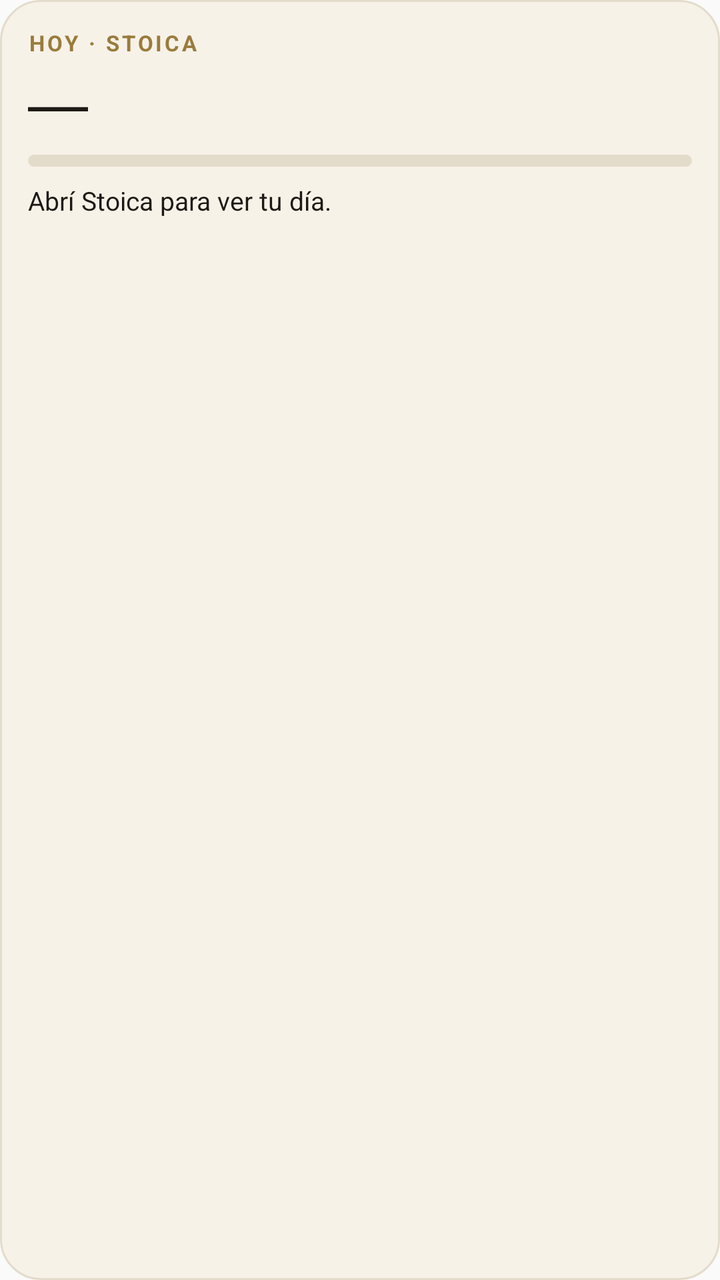
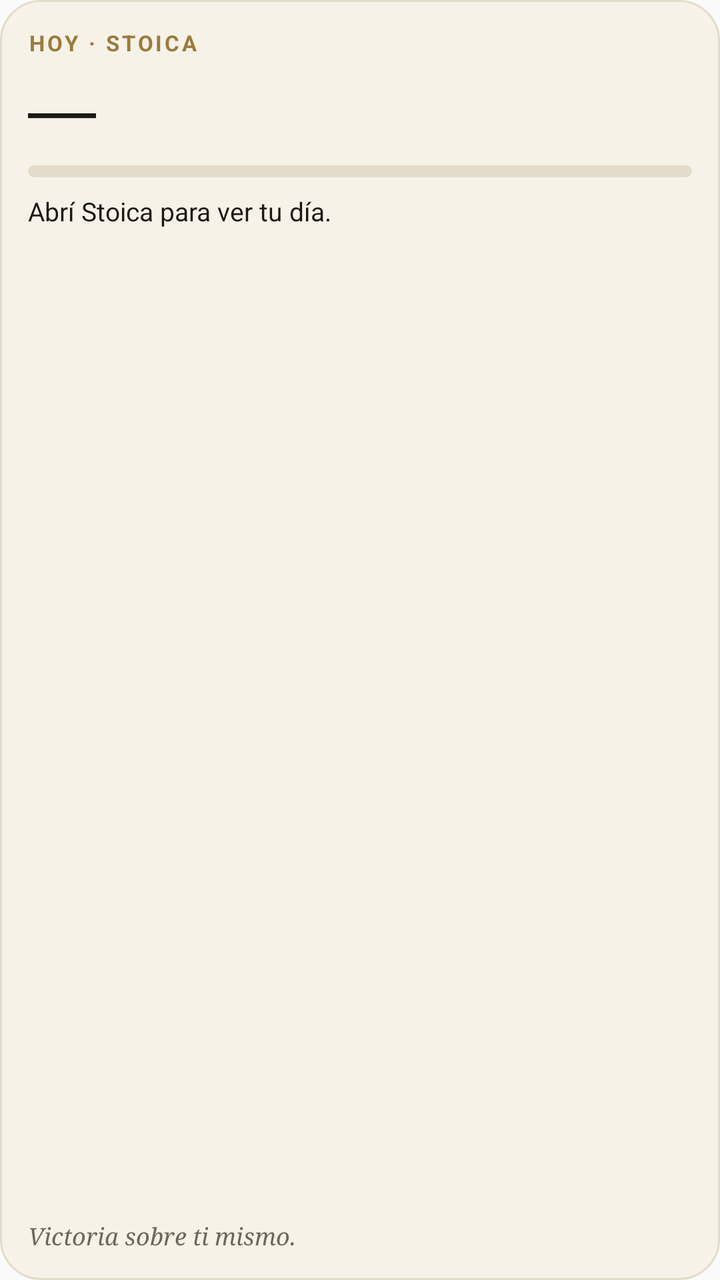

Before-and-after screenshots of an Android layout around one commit, followed by the original layout XML and the change that was made.
<!-- AndroidManifest.xml: application theme AppTheme -->
<!-- res/layout/widget_hoy.xml -->
<?xml version="1.0" encoding="utf-8"?>
<LinearLayout xmlns:android="http://schemas.android.com/apk/res/android"
    android:id="@+id/widget_raiz"
    android:layout_width="match_parent"
    android:layout_height="match_parent"
    android:background="@drawable/widget_fondo"
    android:orientation="vertical"
    android:padding="14dp">

    <TextView
        android:id="@+id/w_titulo"
        android:layout_width="wrap_content"
        android:layout_height="wrap_content"
        android:letterSpacing="0.12"
        android:text="@string/widget_titulo"
        android:textColor="@color/widget_dorado"
        android:textSize="11sp"
        android:textStyle="bold" />

    <LinearLayout
        android:layout_width="match_parent"
        android:layout_height="wrap_content"
        android:layout_marginTop="2dp"
        android:gravity="bottom"
        android:orientation="horizontal">

        <TextView
            android:id="@+id/w_numero"
            android:layout_width="wrap_content"
            android:layout_height="wrap_content"
            android:fontFamily="serif"
            android:text="—"
            android:textColor="@color/widget_texto"
            android:textSize="30sp"
            android:textStyle="bold" />

        <TextView
            android:id="@+id/w_detalle"
            android:layout_width="wrap_content"
            android:layout_height="wrap_content"
            android:layout_marginStart="6dp"
            android:layout_marginBottom="5dp"
            android:textColor="@color/widget_suave"
            android:textSize="13sp" />
    </LinearLayout>

    <ProgressBar
        android:id="@+id/w_barra"
        style="?android:attr/progressBarStyleHorizontal"
        android:layout_width="match_parent"
        android:layout_height="6dp"
        android:layout_marginTop="6dp"
        android:max="100"
        android:progress="0"
        android:progressDrawable="@drawable/widget_barra" />

    <TextView
        android:id="@+id/w_texto"
        android:layout_width="match_parent"
        android:layout_height="wrap_content"
        android:layout_marginTop="8dp"
        android:ellipsize="end"
        android:maxLines="3"
        android:text="@string/widget_abrir"
        android:textColor="@color/widget_texto"
        android:textSize="13sp" />
</LinearLayout>
<!-- resources referenced by this layout -->
<resources>
  <color name="widget_dorado">#9A7B3C</color>
  <color name="widget_suave">#6E6656</color>
  <color name="widget_texto">#1C1A15</color>
  <!-- drawable widget_barra (drawable) -->
  <?xml version="1.0" encoding="utf-8"?>
  <layer-list xmlns:android="http://schemas.android.com/apk/res/android">
      <item android:id="@android:id/background">
          <shape>
              <corners android:radius="3dp" />
              <solid android:color="@color/widget_borde" />
          </shape>
      </item>
      <item android:id="@android:id/progress">
          <clip>
              <shape>
                  <corners android:radius="3dp" />
                  <solid android:color="@color/widget_verde" />
              </shape>
          </clip>
      </item>
  </layer-list>
  <!-- drawable widget_fondo (drawable) -->
  <?xml version="1.0" encoding="utf-8"?>
  <shape xmlns:android="http://schemas.android.com/apk/res/android" android:shape="rectangle">
      <solid android:color="@color/widget_fondo" />
      <corners android:radius="20dp" />
      <stroke android:width="1dp" android:color="@color/widget_borde" />
  </shape>
  <string name="widget_abrir">Abrí Stoica para ver tu día.</string>
  <string name="widget_titulo">HOY · STOICA</string>
  <style name="AppTheme" parent="Theme.AppCompat.Light.DarkActionBar">
          
          <item name="colorPrimary">@color/colorPrimary</item>
          <item name="colorPrimaryDark">@color/colorPrimaryDark</item>
          <item name="colorAccent">@color/colorAccent</item>
      </style>
  <color name="widget_borde">#E4DCCB</color>
  <color name="widget_verde">#4E7A3F</color>
  <color name="widget_fondo">#F7F2E8</color>
</resources>

<!-- the commit's change to res/layout/widget_hoy.xml (unified diff, before → after) -->
@@ -31,7 +31,7 @@
             android:fontFamily="serif"
             android:text="—"
             android:textColor="@color/widget_texto"
-            android:textSize="30sp"
+            android:textSize="34sp"
             android:textStyle="bold" />
 
         <TextView
@@ -60,8 +60,27 @@
         android:layout_height="wrap_content"
         android:layout_marginTop="8dp"
         android:ellipsize="end"
-        android:maxLines="3"
+        android:maxLines="4"
         android:text="@string/widget_abrir"
         android:textColor="@color/widget_texto"
         android:textSize="13sp" />
+
+    
+    <FrameLayout
+        android:layout_width="match_parent"
+        android:layout_height="0dp"
+        android:layout_weight="1" />
+
+    <TextView
+        android:id="@+id/w_frase"
+        android:layout_width="match_parent"
+        android:layout_height="wrap_content"
+        android:layout_marginTop="6dp"
+        android:ellipsize="end"
+        android:fontFamily="serif"
+        android:maxLines="2"
+        android:text="Victoria sobre ti mismo."
+        android:textColor="@color/widget_suave"
+        android:textSize="12sp"
+        android:textStyle="italic" />
 </LinearLayout>
